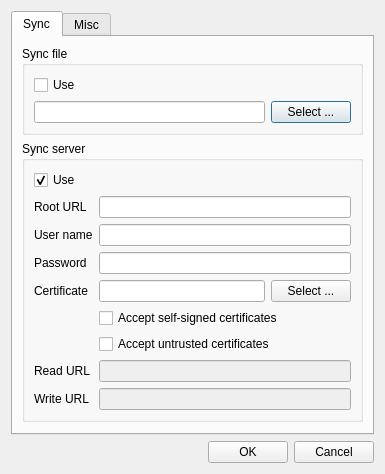
First picture: the form in optionsdialog.ui, repository 607011/Qt-SESAM, before the edit.
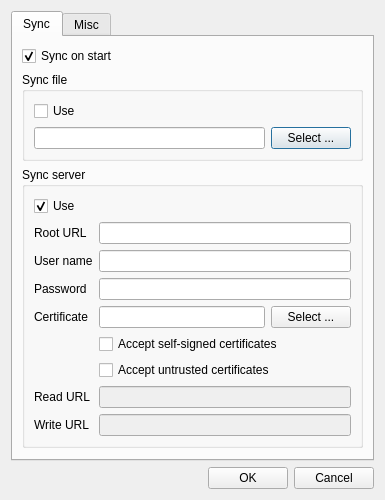
Second picture: the form after the edit.

Commit message: Added checkbox for "sync on start".

Patch:
```diff
--- a/optionsdialog.ui
+++ b/optionsdialog.ui
@@ -7,7 +7,7 @@
     <x>0</x>
     <y>0</y>
     <width>385</width>
-    <height>446</height>
+    <height>469</height>
    </rect>
   </property>
   <property name="windowTitle">
@@ -24,6 +24,16 @@
        <string>Sync</string>
       </attribute>
       <layout class="QVBoxLayout" name="verticalLayout_3">
+       <item>
+        <widget class="QCheckBox" name="syncOnStartCheckBox">
+         <property name="text">
+          <string>Sync on start</string>
+         </property>
+         <property name="checked">
+          <bool>true</bool>
+         </property>
+        </widget>
+       </item>
        <item>
         <widget class="QGroupBox" name="groupBox_2">
          <property name="title">
```
The commit also changes 3 other files.
